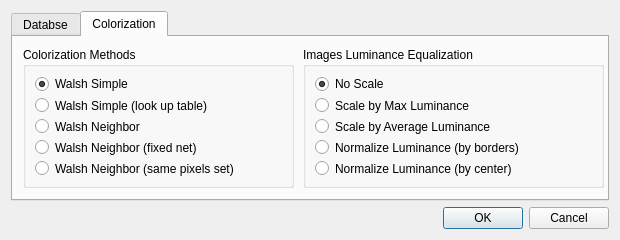
This is GreyToColor/UI/DIALOGS/preferencesdialog.ui in iamantony/GreyToColor as Qt 5 draws it before an edit. The edited form follows.
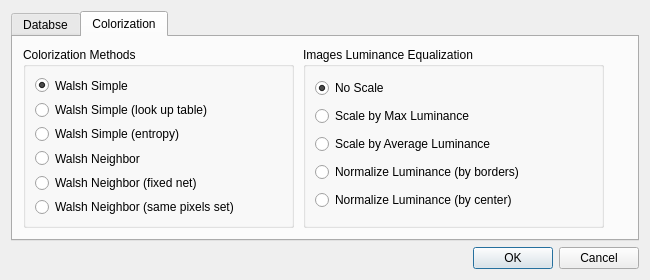
This is the edited form. The open tabs and pages were chosen to show the change.

Commit message: Update: new colorization method based on pixels entropy

```diff
--- a/GreyToColor/UI/DIALOGS/preferencesdialog.ui
+++ b/GreyToColor/UI/DIALOGS/preferencesdialog.ui
@@ -9,8 +9,8 @@
    <rect>
     <x>0</x>
     <y>0</y>
-    <width>620</width>
-    <height>240</height>
+    <width>650</width>
+    <height>280</height>
    </rect>
   </property>
   <property name="sizePolicy">
@@ -21,14 +21,14 @@
   </property>
   <property name="minimumSize">
    <size>
-    <width>620</width>
-    <height>240</height>
+    <width>650</width>
+    <height>280</height>
    </size>
   </property>
   <property name="maximumSize">
    <size>
-    <width>620</width>
-    <height>240</height>
+    <width>650</width>
+    <height>280</height>
    </size>
   </property>
   <property name="windowTitle">
@@ -119,7 +119,7 @@
          <x>10</x>
          <y>10</y>
          <width>271</width>
-         <height>141</height>
+         <height>181</height>
         </rect>
        </property>
        <property name="title">
@@ -143,6 +143,13 @@
           </property>
          </widget>
         </item>
+        <item>
+         <widget class="QRadioButton" name="rbWSEntropy">
+          <property name="text">
+           <string>Walsh Simple (entropy)</string>
+          </property>
+         </widget>
+        </item>
         <item>
          <widget class="QRadioButton" name="rbWNeighbor">
           <property name="text">
@@ -184,7 +191,7 @@
          <x>290</x>
          <y>10</y>
          <width>301</width>
-         <height>141</height>
+         <height>181</height>
         </rect>
        </property>
        <property name="title">
```
Left out of the diff: 2 changed lines with no effect on the pictures. The commit also changes 23 other files.
